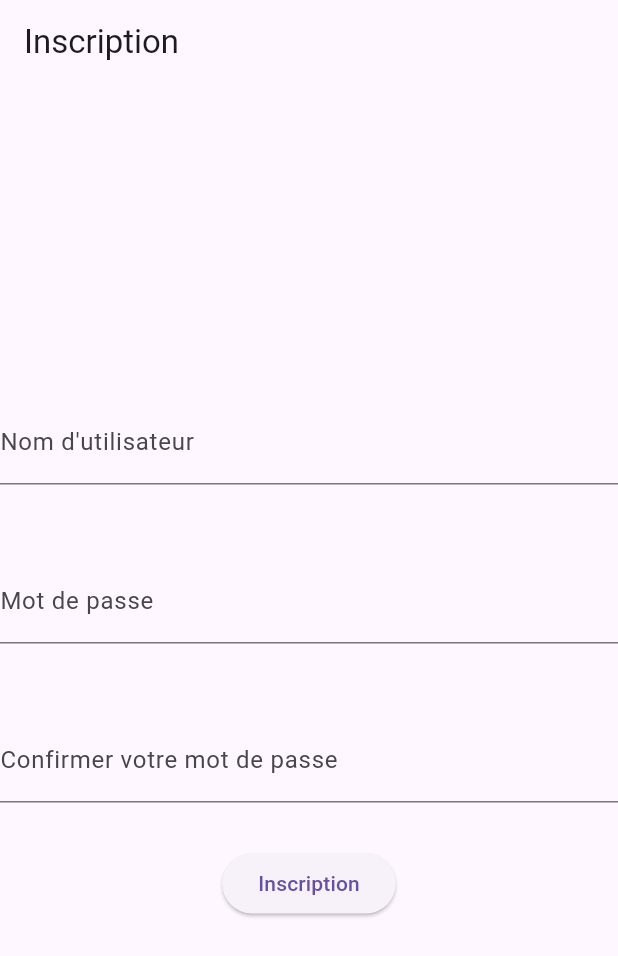
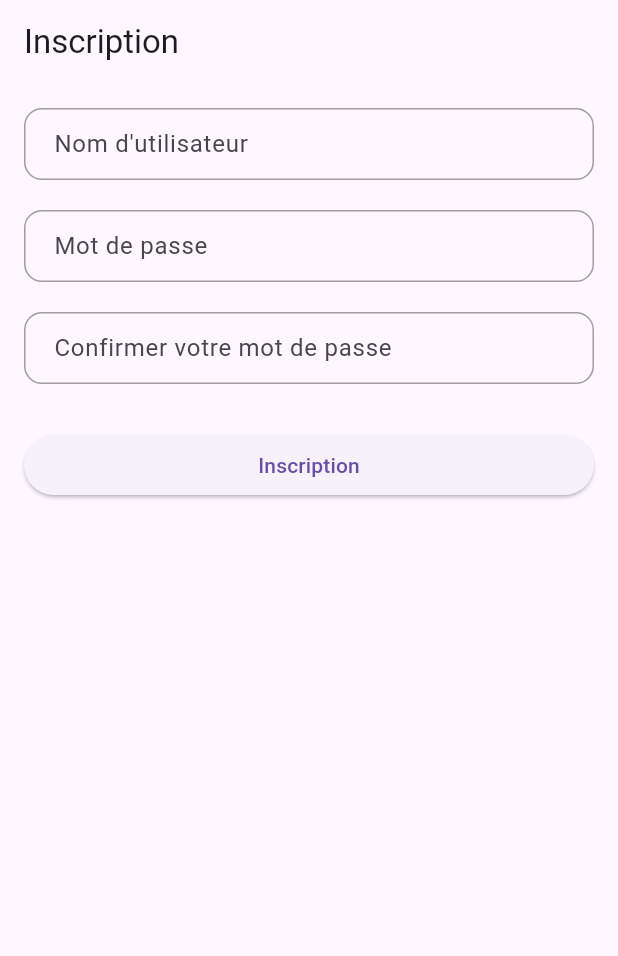
Before and after one commit to PhilippeHuynh9/TP1_ApplicationMobileAvance, a Flutter app: the screen it shows after launch, after a tap on "Inscription", on a phone screen of 412 x 824 dp. Shown: the top 956 px of the screen. Run offline on Flutter 3.47's test engine with Material 3 defaults, Android fonts, the phone set to English and light mode, and no system bars.

Commit message:
FCT Interface terminée

```diff
--- a/tp1_flutter/lib/Inscription.dart
+++ /dev/null
@@ -1,54 +0,0 @@
-import 'package:flutter/material.dart';
-import 'accueil.dart';
-import 'connexion.dart';
-
-
-class Inscription extends StatelessWidget {
-  const Inscription({super.key});
-
-  @override
-  Widget build(BuildContext context) {
-    return Scaffold(
-      appBar: AppBar(title: const Text("Inscription")),
-      body: Center(
-        child: Column(
-          mainAxisAlignment: MainAxisAlignment.center,
-          crossAxisAlignment: CrossAxisAlignment.center,
-          children: [
-            TextField(
-              decoration: const InputDecoration(
-                labelText: "Nom d'utilisateur",
-              ),
-            ),
-            const SizedBox(height: 50),
-            TextField(
-              obscureText: true,
-              decoration: const InputDecoration(
-                labelText: "Mot de passe",
-              ),
-            ),
-      const SizedBox(height: 50),
-      TextField(
-        obscureText: true,
-        decoration: const InputDecoration(
-          labelText: "Confirmer votre mot de passe",
-        ),
-        ),
-      const SizedBox(height: 30),
-      ElevatedButton(
-        onPressed: () {
-          Navigator.pushReplacement(
-            context,
-            MaterialPageRoute(builder: (context) => const HomeScreen()),
-          );
-        },
-        child: const Text("Inscription"),
-      ),
-
-          ],
-
-        ),
-      ),
-    );
-  }
-}
--- a/tp1_flutter/lib/connexion.dart
+++ b/tp1_flutter/lib/connexion.dart
@@ -1,5 +1,5 @@
 import 'package:flutter/material.dart';
-import 'package:tp1_flutter/Inscription.dart';
+import 'package:tp1_flutter/inscription.dart';
 
 import 'accueil.dart';
 
@@ -18,15 +18,21 @@ class Connexion  extends StatelessWidget {
           crossAxisAlignment: CrossAxisAlignment.center,
           children: [
             TextField(
-              decoration: const InputDecoration(
+              decoration: InputDecoration(
                 labelText: "Nom d'utilisateur",
+                border: OutlineInputBorder(
+                  borderRadius: BorderRadius.all(Radius.circular(12.0)),
+                ),
               ),
             ),
             const SizedBox(height: 50),
             TextField(
               obscureText: true,
-              decoration: const InputDecoration(
+              decoration: InputDecoration(
                 labelText: "Mot de passe",
+                border: OutlineInputBorder(
+                  borderRadius: BorderRadius.all(Radius.circular(12.0)),
+                ),
               ),
             ),
 
--- /dev/null
+++ b/tp1_flutter/lib/inscription.dart
@@ -0,0 +1,116 @@
+import 'package:flutter/material.dart';
+import 'accueil.dart';
+import 'singleton.dart';
+
+class Inscription extends StatefulWidget {
+  const Inscription({super.key});
+
+  @override
+  State<Inscription> createState() => _InscriptionState();
+}
+
+class _InscriptionState extends State<Inscription> {
+  final _formKey = GlobalKey<FormState>();
+  final TextEditingController _usernameController = TextEditingController();
+  final TextEditingController _passwordController = TextEditingController();
+  final TextEditingController _confirmController = TextEditingController();
+
+  @override
+  void dispose() {
+    _usernameController.dispose();
+    _passwordController.dispose();
+    _confirmController.dispose();
+    super.dispose();
+  }
+
+  void _submit() {
+    if (_formKey.currentState?.validate() ?? false) {
+      // Enregistrer la session utilisateur
+      UserSession().username = _usernameController.text.trim();
+      // Naviguer vers l'accueil
+      Navigator.pushReplacement(
+        context,
+        MaterialPageRoute(builder: (context) => const HomeScreen()),
+      );
+    }
+  }
+
+  @override
+  Widget build(BuildContext context) {
+    return Scaffold(
+      appBar: AppBar(title: const Text("Inscription")),
+      body: SingleChildScrollView(
+        padding: const EdgeInsets.all(16.0),
+        child: Form(
+          key: _formKey,
+          child: Column(
+            mainAxisSize: MainAxisSize.min,
+            crossAxisAlignment: CrossAxisAlignment.stretch,
+            children: [
+              TextFormField(
+                controller: _usernameController,
+                decoration: const InputDecoration(
+                  labelText: "Nom d'utilisateur",
+                  border: OutlineInputBorder(
+                    borderRadius: BorderRadius.all(Radius.circular(12.0)),
+                  ),
+                ),
+                validator: (value) {
+                  if (value == null || value.trim().isEmpty) {
+                    return 'Veuillez saisir un nom d\'utilisateur';
+                  }
+                  return null;
+                },
+              ),
+              const SizedBox(height: 20),
+              TextFormField(
+                controller: _passwordController,
+                obscureText: true,
+                decoration: const InputDecoration(
+                  labelText: 'Mot de passe',
+                  border: OutlineInputBorder(
+                    borderRadius: BorderRadius.all(Radius.circular(12.0)),
+                  ),
+                ),
+                validator: (value) {
+                  if (value == null || value.isEmpty) {
+                    return 'Veuillez saisir un mot de passe';
+                  }
+                  if (value.length < 6) {
+                    return 'Le mot de passe doit contenir au moins 6 caractères';
+                  }
+                  return null;
+                },
+              ),
+              const SizedBox(height: 20),
+              TextFormField(
+                controller: _confirmController,
+                obscureText: true,
+                decoration: const InputDecoration(
+                  labelText: 'Confirmer votre mot de passe',
+                  border: OutlineInputBorder(
+                    borderRadius: BorderRadius.all(Radius.circular(12.0)),
+                  ),
+                ),
+                validator: (value) {
+                  if (value == null || value.isEmpty) {
+                    return 'Veuillez confirmer le mot de passe';
+                  }
+                  if (value != _passwordController.text) {
+                    return 'Les mots de passe ne correspondent pas';
+                  }
+                  return null;
+                },
+              ),
+              const SizedBox(height: 30),
+              ElevatedButton(
+                onPressed: _submit,
+                child: const Text('Inscription'),
+              ),
+            ],
+          ),
+        ),
+      ),
+    );
+  }
+}
--- a/tp1_flutter/lib/main.dart
+++ b/tp1_flutter/lib/main.dart
@@ -11,6 +11,24 @@ class MyApp extends StatelessWidget {
   @override
   Widget build(BuildContext context) {
     return MaterialApp(
+      // Thème global : bordure arrondie pour tous les champs de texte
+      theme: ThemeData(
+        primarySwatch: Colors.blue,
+        inputDecorationTheme: const InputDecorationTheme(
+          border: OutlineInputBorder(
+            borderRadius: BorderRadius.all(Radius.circular(12.0)),
+          ),
+          enabledBorder: OutlineInputBorder(
+            borderRadius: BorderRadius.all(Radius.circular(12.0)),
+            borderSide: BorderSide(color: Colors.grey),
+          ),
+          focusedBorder: OutlineInputBorder(
+            borderRadius: BorderRadius.all(Radius.circular(12.0)),
+            borderSide: BorderSide(color: Colors.blue, width: 2.0),
+          ),
+          contentPadding: EdgeInsets.symmetric(vertical: 12.0, horizontal: 16.0),
+        ),
+      ),
       home: Connexion(),
     );
   }
```
Also changed, not shown: tp1_flutter/lib/Consultaion.dart (deleted, +0 -61 lines), tp1_flutter/lib/Creation.dart (deleted, +0 -76 lines), tp1_flutter/lib/accueil.dart (+34 -12 lines), tp1_flutter/lib/consultaion.dart (added, +121 -0 lines), tp1_flutter/lib/creation.dart (added, +153 -0 lines), tp1_flutter/lib/task.dart (added, +24 -0 lines), 2 other files.
